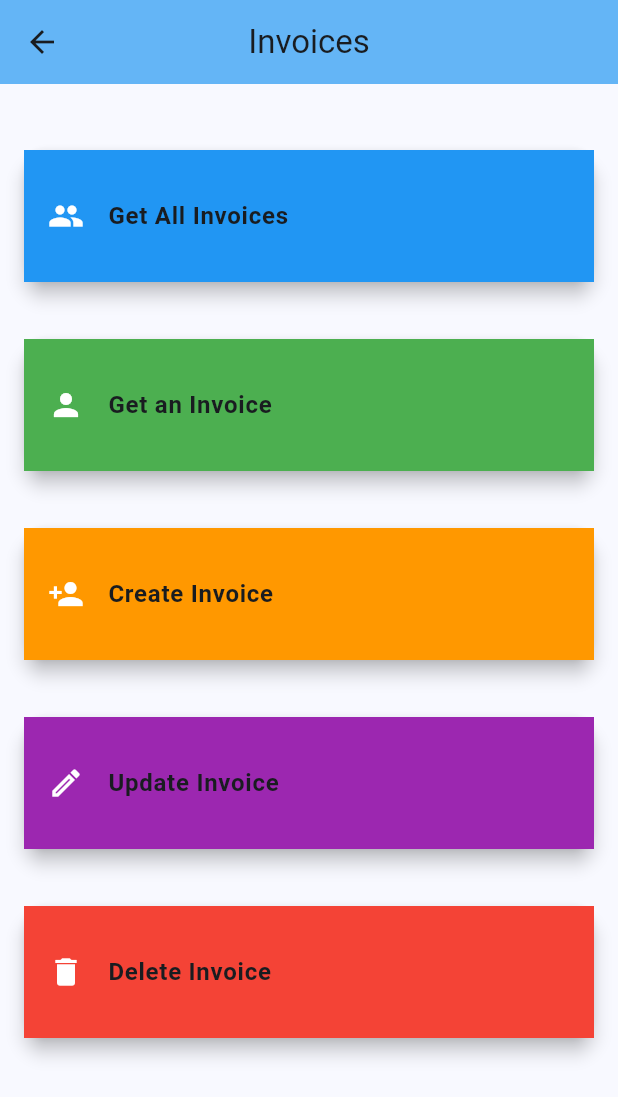
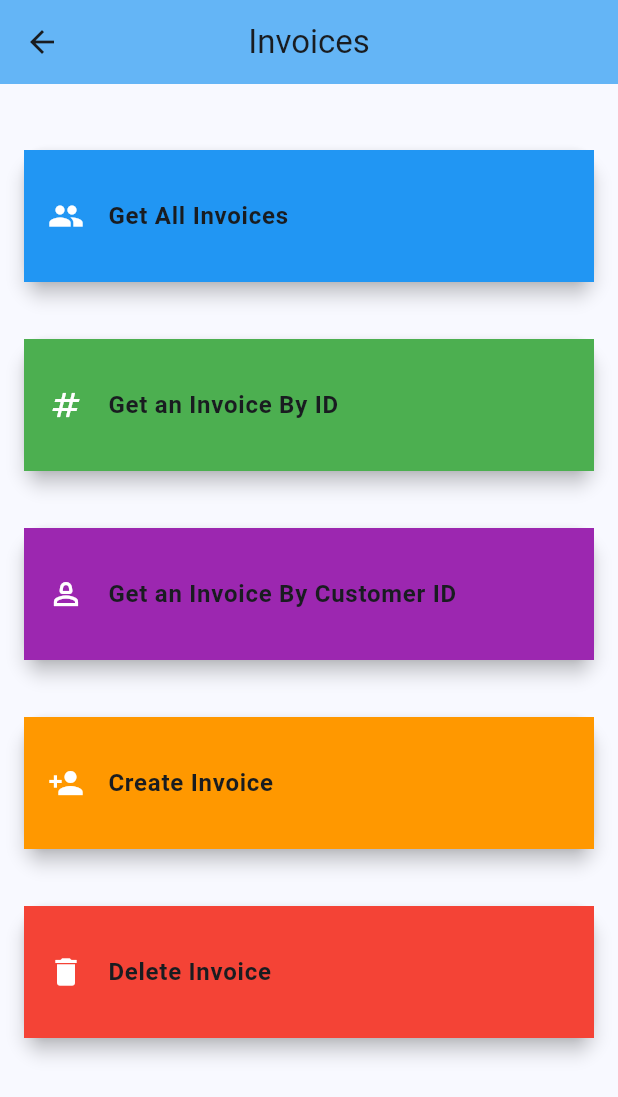
Before and after one commit to ahmadrestom/Supermarket-Frontend, a Flutter app: the InvoicePage screen opened by its route, on a phone screen of 412 x 824 dp. Shown: the top 1097 px of the screen. Run offline on Flutter 3.47's test engine with Material 3 defaults, Android fonts, the phone set to English and light mode, and no system bars; network calls fail.

Commit message:
fixing some bugs

```diff
--- a/lib/Invoice CRUD/createInvoice.dart
+++ b/lib/Invoice CRUD/createInvoice.dart
@@ -236,9 +236,9 @@ class _SelectedItem extends State<SelectedItemsPage> {
                     if (doesExist) {
                       Invoice invoice = Invoice(
                         invoiceId: 0,
-                        invoiceDate: null,
+                        invoiceDate: DateTime.now(),
                         totalAmount: 0,
-                        customer: Customer.forInvoice(id: customerIid),
+                        customer: Customer.forInvoice1(id: customerIid),
                         invoiceItems: widget.uniqueItemList,
                       );
                       if(widget.uniqueItemList.isNotEmpty) {
--- a/lib/Invoice CRUD/deleteInvoice.dart
+++ b/lib/Invoice CRUD/deleteInvoice.dart
@@ -58,7 +58,7 @@ class DeleteInvoice extends StatelessWidget{
                 } else {
                   showDialog(
                     context: context,
-                    builder: (BuildContext context) {
+                    builder: (BuildContext context){
                       return AlertDialog(
                         title: const Text('Error'),
                         content: const Text('Please enter a valid invoice ID.'),
--- a/lib/Invoice CRUD/getAllInvoices.dart
+++ b/lib/Invoice CRUD/getAllInvoices.dart
@@ -86,7 +86,7 @@ class GetAllInvoices extends StatelessWidget {
               },
             );
           } else {
-            return const Center(child: Text('No customers available'));
+            return const Center(child: Text('No invoices available'));
           }
         },
       ),
--- a/lib/InvoicePage.dart
+++ b/lib/InvoicePage.dart
@@ -27,10 +27,18 @@ class InvoicePage extends StatelessWidget{
                   const SizedBox(height: 10),
                   _buildCard(
                     context,
-                    'Get an Invoice',
+                    'Get an Invoice By ID',
                     '/getInvoice',
-                    Icons.person,
+                    Icons.numbers,
                     Colors.green,
+                  ),
+                  const SizedBox(height: 10),
+                  _buildCard(
+                    context,
+                    'Get an Invoice By Customer ID',
+                    '/getInvoiceByCustomer',
+                    Icons.person_2_outlined,
+                    Colors.purple,
                   ),
                   const SizedBox(height: 10),
                   _buildCard(
@@ -39,14 +47,6 @@ class InvoicePage extends StatelessWidget{
                     '/createInvoice',
                     Icons.person_add,
                     Colors.orange,
-                  ),
-                  const SizedBox(height: 10),
-                  _buildCard(
-                    context,
-                    'Update Invoice',
-                    '/updateInvoice',
-                    Icons.mode_edit_outline_outlined,
-                    Colors.purple,
                   ),
                   const SizedBox(height: 10),
                   _buildCard(
--- a/lib/Models/customer.dart
+++ b/lib/Models/customer.dart
@@ -1,15 +1,14 @@
 class Customer{
-  int id;
-  String customerName;
-  String customerPhone;
-  String customerAddress;
-  String customerEmail;
+  final int id;
+  final String customerName;
+  final String customerPhone;
+  final String customerAddress;
+  final String customerEmail;
 
   Customer({required this.id, required this.customerName, required this.customerPhone,
       required this.customerAddress, required this.customerEmail});
 
-
-  factory Customer.fromJson(Map<String, dynamic> json) { //getting cstomer
+  factory Customer.fromJson(Map<String, dynamic> json) {
     return Customer(
       id: json['customer_id'] as int,
       customerName: json['customer_name'] as String,
@@ -19,7 +18,7 @@ class Customer{
     );
   }
 
-  Map<String, dynamic> toJson() { //sending customer
+  Map<String, dynamic> toJson() {
     return {
       'customer_id': id,
       'customer_name': customerName,
@@ -29,7 +28,7 @@ class Customer{
     };
   }
 
-  factory Customer.forInvoice({ //for creating invoice
+  factory Customer.forInvoice1({
     required int id,
     String? customerName,
     String? customerPhone,
@@ -44,6 +43,21 @@ class Customer{
       customerEmail: customerEmail ?? '',
     );
   }
+  factory Customer.forInvoice2({
+    int? id,
+    String? customerName,
+    String? customerPhone,
+    String? customerAddress,
+    String? customerEmail,
+  }) {
+    return Customer(
+      id: id ?? 0,
+      customerName: customerName ?? '',
+      customerPhone: customerPhone ?? '',
+      customerAddress: customerAddress ?? '',
+      customerEmail: customerEmail ?? '',
+    );
+  }
 
 
 }
--- a/lib/Models/invoice_item.dart
+++ b/lib/Models/invoice_item.dart
@@ -1,7 +1,7 @@
 import 'package:frontend/Models/item.dart';
 
 class InvoiceItem{
-  int invoiceItemId;
+  final int invoiceItemId;
   int quantity;
   double subtotal;
   Item item;
--- a/lib/Services/customer_service.dart
+++ b/lib/Services/customer_service.dart
@@ -29,6 +29,7 @@ class CustomerService{
       throw Exception('Failed to load customer');
     }
   }
+
 
   Future<void> createCustomer(Customer customer) async{
     final response = await http.post(
--- a/lib/main.dart
+++ b/lib/main.dart
@@ -15,6 +15,7 @@ import 'package:frontend/Invoice%20CRUD/createInvoice.dart';
 import 'package:frontend/Invoice%20CRUD/deleteInvoice.dart';
 import 'package:frontend/Invoice%20CRUD/getAllInvoices.dart';
 import 'package:frontend/Invoice%20CRUD/getInvoice.dart';
+import 'package:frontend/Invoice%20CRUD/getInvoicesForCustomer.dart';
 import 'package:frontend/InvoicePage.dart';
 import 'package:frontend/Item%20CRUD/createItem.dart';
 import 'package:frontend/Item%20CRUD/deleteItem.dart';
@@ -82,6 +83,7 @@ class MyApp extends StatelessWidget {
         '/getInvoice': (context) => const GetInvoice(),
         '/createInvoice': (context)=> const CreateInvoice(),
         '/deleteInvoice': (context)=> DeleteInvoice(),
+        '/getInvoiceByCustomer': (context)=> const GetInvoicesForCustomer(),
       },
     );
   }
```
Also changed, not shown: lib/Invoice CRUD/getInvoicesForCustomer.dart (added, +175 -0 lines), lib/Models/invoice.dart (+23 -9 lines), lib/Services/invoice_service.dart (+15 -0 lines), 1 other file.
